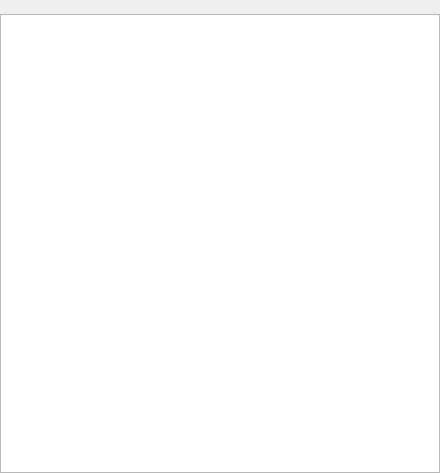
First picture: the form in src/scipyen/gui/graphicsimageviewer.ui, repository ctigaret/scipyen, before the edit.
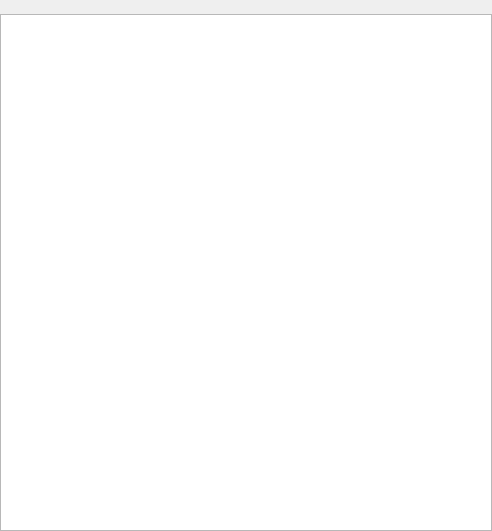
Second picture: the form after the edit.

The edit to the form file:
```diff
--- a/src/scipyen/gui/graphicsimageviewer.ui
+++ b/src/scipyen/gui/graphicsimageviewer.ui
@@ -6,8 +6,8 @@
    <rect>
     <x>0</x>
     <y>0</y>
-    <width>440</width>
-    <height>473</height>
+    <width>492</width>
+    <height>531</height>
    </rect>
   </property>
   <property name="sizePolicy">
```
